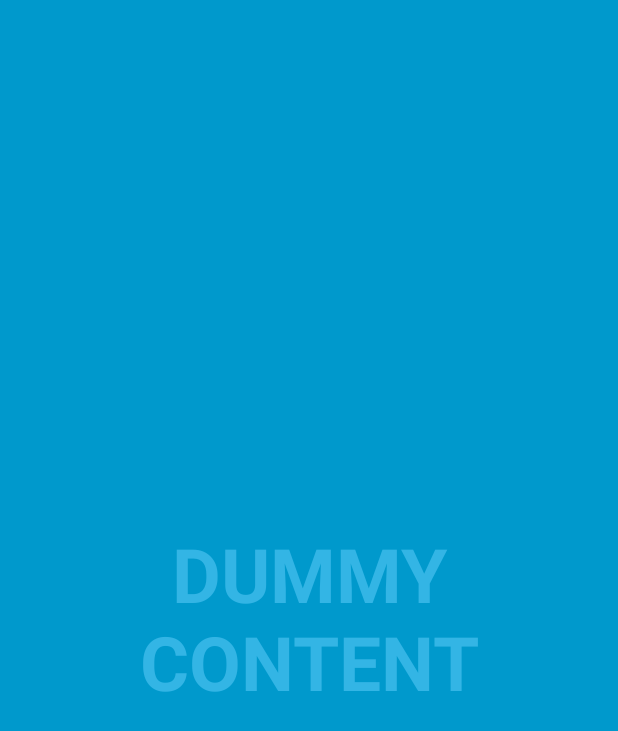
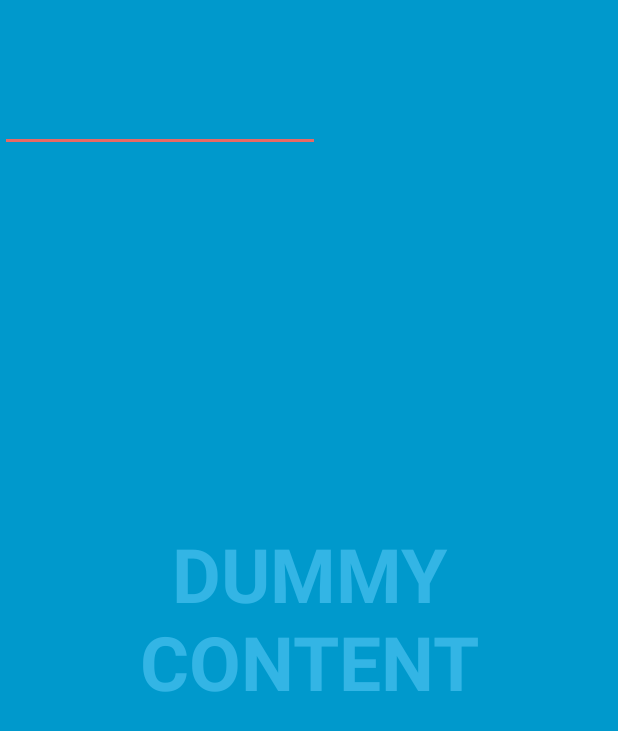
Before and after one commit to irisxzhou/shellaudio, an Android app: the PlayGameActivity screen opened directly, with no data from a screen before it, on a phone screen of 412 x 824 dp. Shown: the top 731 px of the screen. Run offline under Robolectric (Android 15) with nearby library versions, the phone set to English and light mode, and no system bars.

Commit message:
added number box in play game activity

```diff
--- a/app/src/main/AndroidManifest.xml
+++ b/app/src/main/AndroidManifest.xml
@@ -13,7 +13,7 @@
             android:name=".FullscreenActivity"
             android:configChanges="orientation|keyboardHidden|screenSize"
             android:label="@string/app_name"
-            android:theme="@style/FullscreenTheme">
+            android:theme="@style/ShellAudio">
             <intent-filter>
                 <action android:name="android.intent.action.MAIN" />
 
--- a/app/src/main/res/layout/activity_fullscreen.xml
+++ b/app/src/main/res/layout/activity_fullscreen.xml
@@ -48,6 +48,7 @@
 
         <Button
             android:id="@+id/button"
+            style="@style/Widget.AppCompat.Button.Colored"
             android:layout_width="wrap_content"
             android:layout_height="wrap_content"
             android:onClick="playGame"
--- a/app/src/main/res/layout/activity_play_game.xml
+++ b/app/src/main/res/layout/activity_play_game.xml
@@ -45,6 +45,13 @@
                 android:text="@string/dummy_button" />
 
         </LinearLayout>
+
+        <EditText
+            android:id="@+id/editText2"
+            android:layout_width="wrap_content"
+            android:layout_height="wrap_content"
+            android:ems="10"
+            android:inputType="number" />
     </FrameLayout>
 
 </FrameLayout>
--- a/app/src/main/res/values/colors.xml
+++ b/app/src/main/res/values/colors.xml
@@ -1,8 +1,9 @@
 <?xml version="1.0" encoding="utf-8"?>
 <resources>
-    <color name="colorPrimary">#3F51B5</color>
+    <color name="colorPrimary">#ee948b</color>
     <color name="colorPrimaryDark">#303F9F</color>
-    <color name="colorAccent">#FF4081</color>
+    <color name="colorAccent">#e86964</color>
 
     <color name="black_overlay">#66000000</color>
+    <color name="background_material_light">#ffffff</color>
 </resources>
--- a/app/src/main/res/values/strings.xml
+++ b/app/src/main/res/values/strings.xml
@@ -1,6 +1,5 @@
 <resources>
     <string name="app_name">ShellAudio</string>
-
     <string name="dummy_button">Dummy Button</string>
     <string name="dummy_content">DUMMY\nCONTENT</string>
     <string name="play_game">play game</string>
--- a/app/src/main/res/values/styles.xml
+++ b/app/src/main/res/values/styles.xml
@@ -20,4 +20,9 @@
         <item name="android:background">@color/black_overlay</item>
     </style>
 
+    <style name="ShellAudio" parent="AppTheme" >
+        <item name="colorPrimaryDark">@color/colorPrimary</item>
+        <item name="android:colorBackground">@color/background_material_light</item>
+    </style>
+
 </resources>
```
